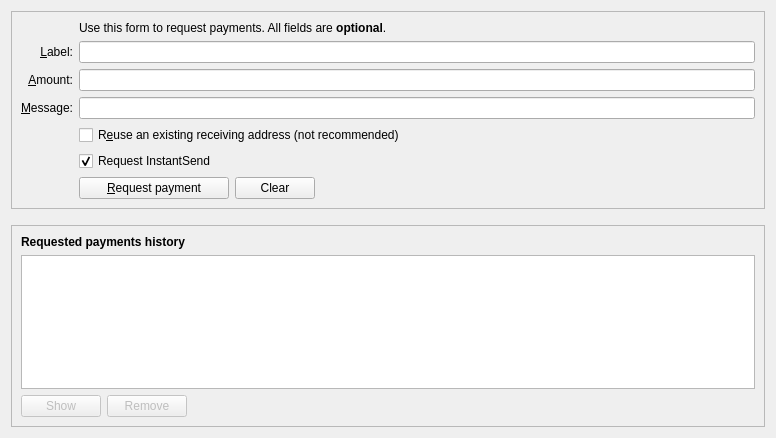
The window that src/qt/forms/receivecoinsdialog.ui (modcrypto/bitnexus) describes before a commit, drawn with Qt 5.
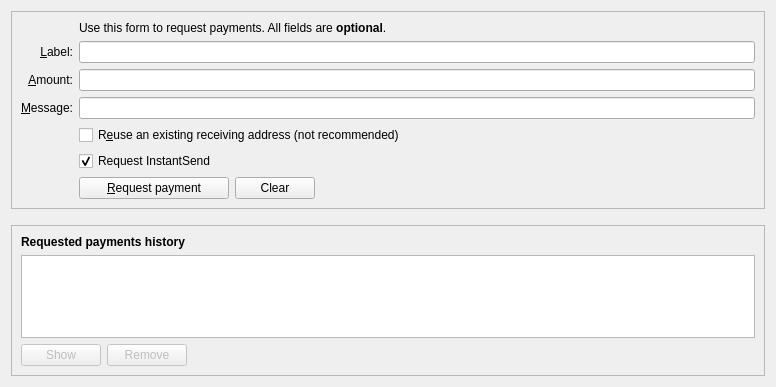
The same window after the commit. Custom widgets are drawn as their Qt base class.

The edit to the form file:
```diff
--- a/src/qt/forms/receivecoinsdialog.ui
+++ b/src/qt/forms/receivecoinsdialog.ui
@@ -7,12 +7,9 @@
     <x>0</x>
     <y>0</y>
     <width>776</width>
-    <height>438</height>
+    <height>387</height>
    </rect>
   </property>
-  <property name="styleSheet">
-   <string notr="true"/>
-  </property>
   <layout class="QVBoxLayout" name="verticalLayout" stretch="0,0,1">
    <item>
     <widget class="QFrame" name="frame2">
```
Left out of the diff: 6 changed lines with no effect on the pictures.
